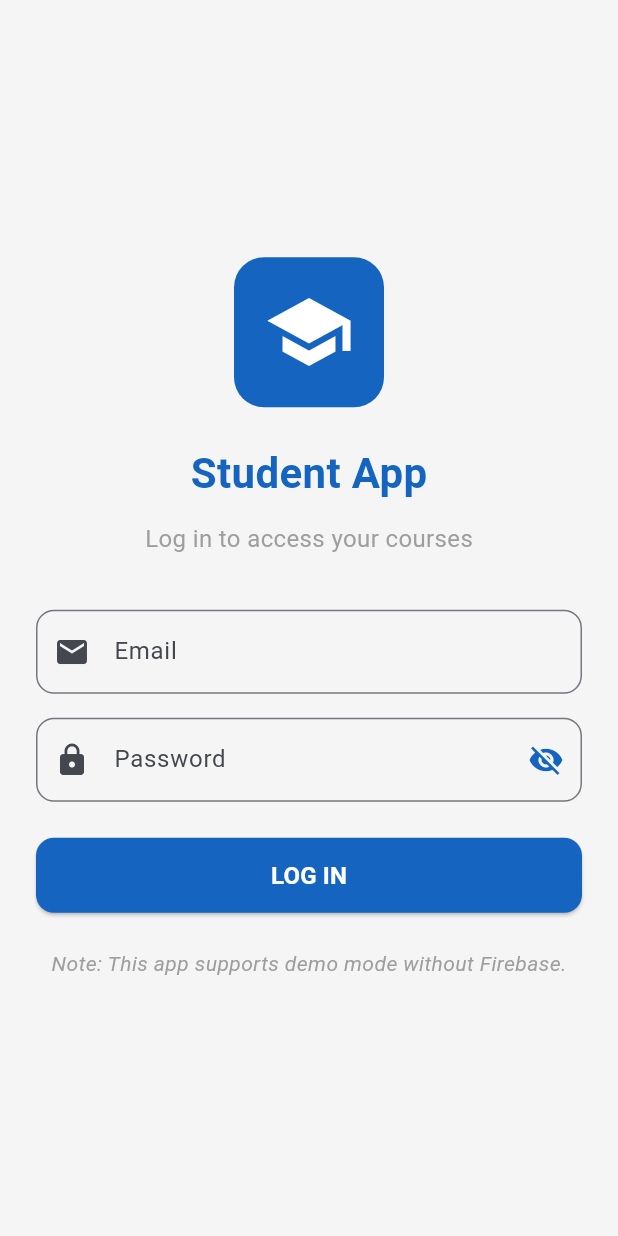
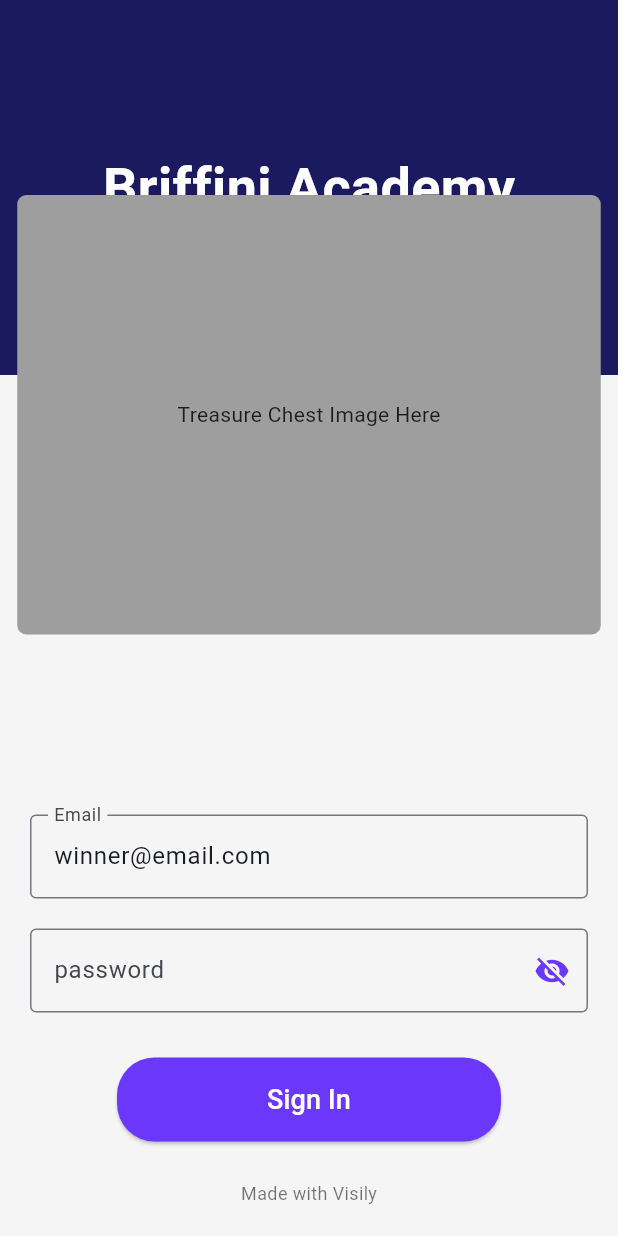
Before and after one commit to Priyanshu-Bej/briffiniApp, a Flutter app: the screen it shows after launch, on a phone screen of 412 x 824 dp. Run offline on Flutter 3.47's test engine with Material 3 defaults, Android fonts, the phone set to English and light mode, and no system bars; our stand-ins replace chewie, cloud_firestore, firebase_auth, firebase_core, firebase_storage, video_player; missing offline and left inert: dart:html, dart:ui_web, flutter_pdfview; accounts and stored records are empty.

Commit message:
Update login screen UI with new design

```diff
--- a/lib/screens/login_screen.dart
+++ b/lib/screens/login_screen.dart
@@ -12,7 +12,7 @@
 }
 
 class _LoginScreenState extends State<LoginScreen> {
-  final TextEditingController _emailController = TextEditingController();
+  final TextEditingController _emailController = TextEditingController(text: 'winner@email.com');
   final TextEditingController _passwordController = TextEditingController();
   final _formKey = GlobalKey<FormState>();
   bool _isLoading = false;
@@ -65,60 +65,50 @@
   @override
   Widget build(BuildContext context) {
     return Scaffold(
-      backgroundColor: AppColors.background,
-      body: SafeArea(
-        child: Center(
-          child: SingleChildScrollView(
-            padding: const EdgeInsets.all(24.0),
-            child: Form(
+      body: Form(
         key: _formKey,
         child: Column(
-                mainAxisAlignment: MainAxisAlignment.center,
           children: [
-                  // App logo
+            // Header section with dark blue background
             Container(
-                    width: 100,
-                    height: 100,
-                    decoration: BoxDecoration(
-                      color: AppColors.primary,
-                      borderRadius: BorderRadius.circular(20),
-                    ),
-                    child: const Icon(
-                      Icons.school,
-                      size: 60,
+              width: double.infinity,
+              height: 250,
+              color: const Color(0xFF1C1A5E), // Dark blue background
+              child: const Center(
+                child: Text(
+                  'Briffini Academy',
+                  style: TextStyle(
+                    fontSize: 36,
+                    fontWeight: FontWeight.bold,
                     color: Colors.white,
                   ),
                 ),
-                  const SizedBox(height: 24),
-
-                  // App name
-                  const Text(
-                    'Student App',
-                    style: TextStyle(
-                      fontSize: 28,
-                      fontWeight: FontWeight.bold,
-                      color: AppColors.primary,
               ),
             ),
-                  const SizedBox(height: 12),
-
-                  // Subtitle
-                  const Text(
-                    'Log in to access your courses',
-                    style: TextStyle(fontSize: 16, color: Colors.grey),
+            // Treasure chest image placeholder
+            Transform.translate(
+              offset: const Offset(0, -120), // Adjust position to overlap with header
+              child: Container(
+                width: 389,
+                height: 293,
+                decoration: BoxDecoration(
+                  color: Colors.grey, // Placeholder for the image
+                  borderRadius: BorderRadius.circular(6),
                 ),
-                  const SizedBox(height: 36),
-
-                  // Email field
+                child: const Center(child: Text('Treasure Chest Image Here')),
+              ),
+            ),
+            // Login form
+            Padding(
+              padding: const EdgeInsets.symmetric(horizontal: 20),
+              child: Column(
+                children: [
                   TextFormField(
                     controller: _emailController,
                     keyboardType: TextInputType.emailAddress,
-                    decoration: InputDecoration(
+                    decoration: const InputDecoration(
                       labelText: 'Email',
-                      prefixIcon: const Icon(Icons.email),
-                      border: OutlineInputBorder(
-                        borderRadius: BorderRadius.circular(12),
-                      ),
+                      border: OutlineInputBorder(),
                     ),
                     validator: (value) {
                       if (value == null || value.isEmpty) {
@@ -130,19 +120,17 @@
                       return null;
                     },
                   ),
-                  const SizedBox(height: 16),
-
-                  // Password field
+                  const SizedBox(height: 20),
                   TextFormField(
                     controller: _passwordController,
                     obscureText: !_passwordVisible,
                     decoration: InputDecoration(
-                      labelText: 'Password',
-                      prefixIcon: const Icon(Icons.lock),
+                      labelText: 'password',
+                      border: const OutlineInputBorder(),
                       suffixIcon: IconButton(
                         icon: Icon(
                           _passwordVisible ? Icons.visibility : Icons.visibility_off,
-                          color: AppColors.primary,
+                          color: const Color(0xFF6B38FB),
                         ),
                         onPressed: () {
                           setState(() {
@@ -150,9 +138,6 @@
                           });
                         },
                         tooltip: 'Toggle password visibility',
-                      ),
-                      border: OutlineInputBorder(
-                        borderRadius: BorderRadius.circular(12),
                       ),
                     ),
                     validator: (value) {
@@ -165,12 +150,10 @@
                       return null;
                     },
                   ),
-                  const SizedBox(height: 24),
-
                   // Error message
                   if (_errorMessage.isNotEmpty)
                     Padding(
-                      padding: const EdgeInsets.only(bottom: 16.0),
+                      padding: const EdgeInsets.only(top: 10.0),
                       child: Text(
                         _errorMessage,
                         style: const TextStyle(
@@ -179,55 +162,42 @@
                         ),
                       ),
                     ),
-
-                  // Login button
-                  SizedBox(
-                    width: double.infinity,
-                    height: 50,
-                    child: ElevatedButton(
+                  const SizedBox(height: 30),
+                  ElevatedButton(
                     onPressed: _isLoading ? null : _login,
                     style: ElevatedButton.styleFrom(
-                        backgroundColor: AppColors.primary,
-                        foregroundColor: Colors.white,
+                      backgroundColor: const Color(0xFF6B38FB), // Purple button color
+                      padding: const EdgeInsets.symmetric(horizontal: 100, vertical: 15),
                       shape: RoundedRectangleBorder(
-                          borderRadius: BorderRadius.circular(12),
+                        borderRadius: BorderRadius.circular(25),
                       ),
                     ),
-                      child:
-                          _isLoading
+                    child: _isLoading
                         ? const CircularProgressIndicator(
-                                valueColor: AlwaysStoppedAnimation<Color>(
-                                  Colors.white,
-                                ),
+                            valueColor: AlwaysStoppedAnimation<Color>(Colors.white),
                           )
                         : const Text(
-                                'LOG IN',
-                                style: TextStyle(
-                                  fontSize: 16,
-                                  fontWeight: FontWeight.bold,
+                            'Sign In',
+                            style: TextStyle(fontSize: 18, color: Colors.white),
                           ),
                   ),
+                ],
               ),
             ),
-
-                  // Demo mode note
+            const Spacer(),
             const Padding(
-                    padding: EdgeInsets.only(top: 24.0),
+              padding: EdgeInsets.only(bottom: 20),
               child: Text(
-                      'Note: This app supports demo mode without Firebase.',
+                'Made with Visily',
                 style: TextStyle(
-                        fontSize: 14,
-                        fontStyle: FontStyle.italic,
-                        color: Colors.grey,
+                  fontSize: 12,
+                  color: Colors.black54,
                 ),
               ),
             ),
           ],
         ),
       ),
-          ),
-        ),
-      ),
     );
   }
 }
```
Lines whose indentation alone changed are shown as unchanged.
